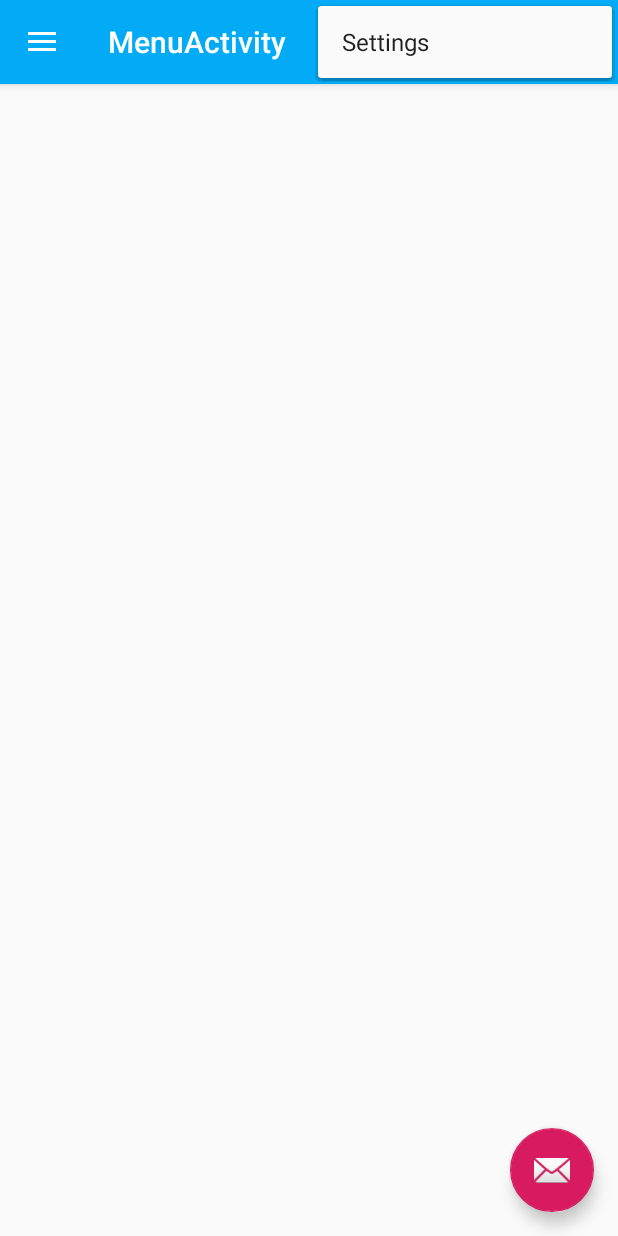
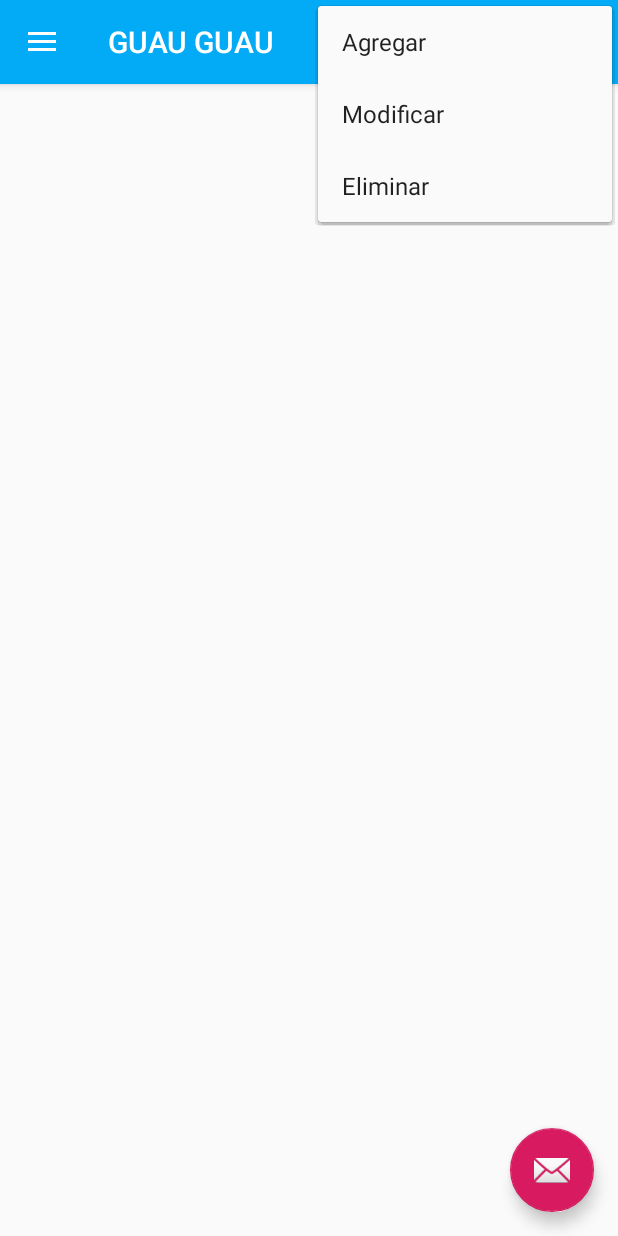
Before and after one commit to cesarbaldeon/Guau_Guau, an Android app: the MenuActivity screen opened directly, with no data from a screen before it, with the options menu open, on a phone screen of 412 x 824 dp. Run offline under Robolectric (Android 15) with nearby library versions, the phone set to English and light mode, and no system bars.

Commit message:
Pantalla Sub Menu

```diff
--- a/app/src/main/java/pe/edu/cibertec/guauguau/presentation/menu/view/MenuActivity.java
+++ b/app/src/main/java/pe/edu/cibertec/guauguau/presentation/menu/view/MenuActivity.java
@@ -69,9 +69,10 @@ public class MenuActivity extends AppCompatActivity
         int id = item.getItemId();
 
         //noinspection SimplifiableIfStatement
-        if (id == R.id.action_settings) {
-            return true;
-        }
+        // -- action_settings
+      //  if (id == R.id.action_settings) {
+      //      return true;
+      //  }
 
         return super.onOptionsItemSelected(item);
     }
--- a/app/src/main/res/layout/content_menu.xml
+++ b/app/src/main/res/layout/content_menu.xml
@@ -8,4 +8,5 @@
     tools:context=".presentation.menu.view.MenuActivity"
     tools:showIn="@layout/app_bar_menu">
 
+
 </androidx.constraintlayout.widget.ConstraintLayout>
--- a/app/src/main/res/menu/menu.xml
+++ b/app/src/main/res/menu/menu.xml
@@ -2,8 +2,18 @@
 <menu xmlns:android="http://schemas.android.com/apk/res/android"
     xmlns:app="http://schemas.android.com/apk/res-auto">
     <item
-        android:id="@+id/action_settings"
+        android:id="@+id/menuAgregar"
         android:orderInCategory="100"
-        android:title="@string/action_settings"
+        android:title="@string/action_agregar"
+        app:showAsAction="never" />
+    <item
+        android:id="@+id/menuModificar"
+        android:orderInCategory="100"
+        android:title="@string/action_modificar"
+        app:showAsAction="never" />
+    <item
+        android:id="@+id/menuEliminar"
+        android:orderInCategory="100"
+        android:title="@string/action_eliminar"
         app:showAsAction="never" />
 </menu>
--- a/app/src/main/res/values/strings.xml
+++ b/app/src/main/res/values/strings.xml
@@ -3,7 +3,7 @@
     <string name="titulo_splash">GUAU GUAU</string>
     <string name="hint_correo">correo@gmail.com</string>
     <string name="hint_clave">clave</string>
-<string name="hint_nombre">nombre</string>
+    <string name="hint_nombre">nombre</string>
     <string name="hint_apellidos">apellidos</string>
     <string name="hint_confirme_clave">conf-clave</string>
     <string name="hint_sexo">sexo</string>
@@ -13,13 +13,15 @@
     <string name="boton_aceptar">Aceptar</string>
     <string name="boton_cancelar">Cancelar</string>
     <string name="boton_Recupera_Clave">Enviar</string>
-    <string name="title_activity_menu">MenuActivity</string>
+    <string name="title_activity_menu">GUAU GUAU</string>
     <string name="navigation_drawer_open">Open navigation drawer</string>
     <string name="navigation_drawer_close">Close navigation drawer</string>
     <string name="nav_header_title">Christian Escobar</string>
     <string name="nav_header_subtitle">christian.mahlj@gmail.com</string>
     <string name="nav_header_desc">Navigation header</string>
-    <string name="action_settings">Settings</string>
+    <string name="action_agregar">Agregar</string>
+    <string name="action_modificar">Modificar</string>
+    <string name="action_eliminar">Eliminar</string>
 
     <string name="menu_home">Mascotas</string>
     <string name="menu_gallery">Vacunas</string>
```
